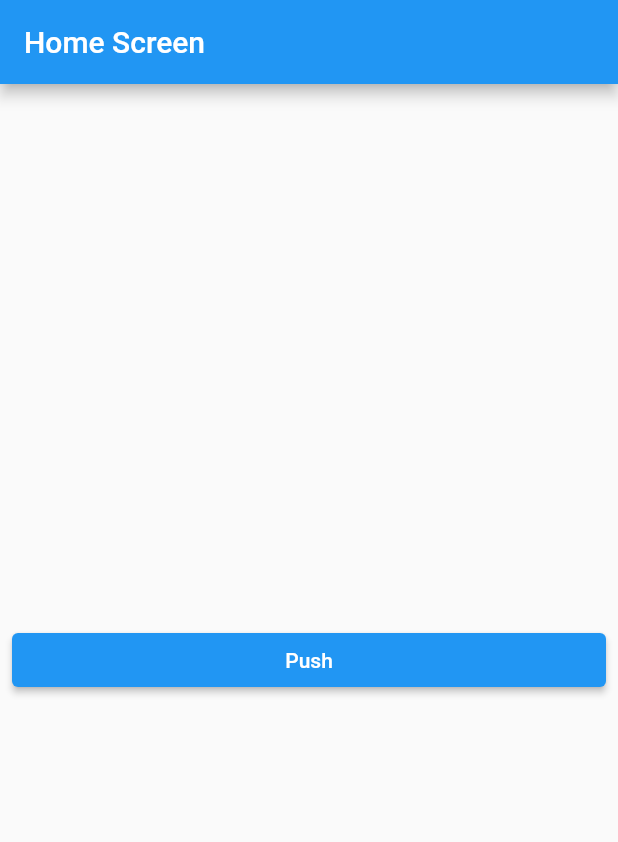
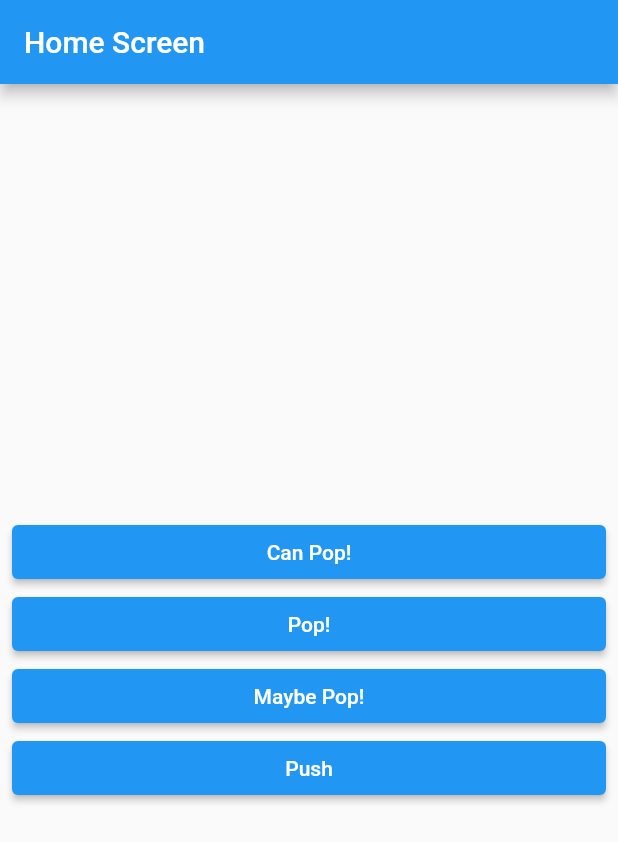
Before and after one commit to DongWooKim97/flutter-projects, a Flutter app: the screen it shows after launch, on a phone screen of 412 x 824 dp. Shown: the top 842 px of the screen. Run offline on Flutter 3.47's test engine with Material 2 defaults, Android fonts, the phone set to English and light mode, and no system bars; our stand-ins replace webview_flutter.

Commit message:
feat: 알고 있으면 좋은 pop 메서드

```diff
--- a/navigation/lib/screen/home_screen.dart
+++ b/navigation/lib/screen/home_screen.dart
@@ -7,14 +7,42 @@ class HomeScreen extends StatelessWidget {
 
   @override
   Widget build(BuildContext context) {
-    return MainLayout(
+    return WillPopScope(
+      onWillPop: () async {
+        // async 무조건 써야 가능
+        // return true; - pop 가능
+        // return false; - pop 불가능
+        final canPop = Navigator.of(context).canPop();
+
+        return canPop;
+      },
+      child: MainLayout(
         title: 'Home Screen',
         children: [
+          ElevatedButton(
+            onPressed: () {
+              print(Navigator.of(context).canPop());
+            },
+            child: Text('Can Pop!'),
+          ),
+          ElevatedButton(
+            onPressed: () {
+              Navigator.of(context).pop();
+            },
+            child: Text('Pop!'),
+          ),
+          ElevatedButton(
+            onPressed: () {
+              Navigator.of(context).maybePop();
+            },
+            child: Text('Maybe Pop!'),
+          ),
           ElevatedButton(
             onPressed: () async {
               final result = await Navigator.of(context).push(
                 MaterialPageRoute(
-                builder: (BuildContext context) => RouteOneScreen(
+                  builder: (BuildContext context) =>
+                      RouteOneScreen(
                         number: 123,
                       ),
                 ),
@@ -23,6 +51,10 @@ class HomeScreen extends StatelessWidget {
             child: Text('Push'),
           )
         ],
+      ),
     );
   }
 }
+
+// MaybePop -> 더 이상 뒤로갈 페이지나 라우트가 없을 때 뒤로가는 것을 방지해줌 + 뒤로 갈 수 있다면 pop과 동일하게 result를 가지고 전달할 수 도 있음.
+// CanPop -> 아무것도 실행되지 않음. 그러나 print()로 찍어보면 true/false값으로 나오는데, 그냥 상태 확인용도로 사용함 -> 뒤에 아무 라우트도 없다는 것을 알리는 용도래
--- a/navigation/lib/screen/route_one_screen.dart
+++ b/navigation/lib/screen/route_one_screen.dart
@@ -21,9 +21,21 @@ class RouteOneScreen extends StatelessWidget {
         ),
         ElevatedButton(
           onPressed: () {
+            print(Navigator.of(context).canPop());
+          },
+          child: Text('Can Pop!'),
+        ),
+        ElevatedButton(
+          onPressed: () {
             Navigator.of(context).pop(456);
           },
           child: Text('Pop'),
+        ),
+        ElevatedButton(
+          onPressed: () {
+            Navigator.of(context).maybePop(456);
+          },
+          child: Text('Maybe Pop'),
         ),
         ElevatedButton(
           onPressed: () {
```
Lines whose indentation alone changed are shown as unchanged.
